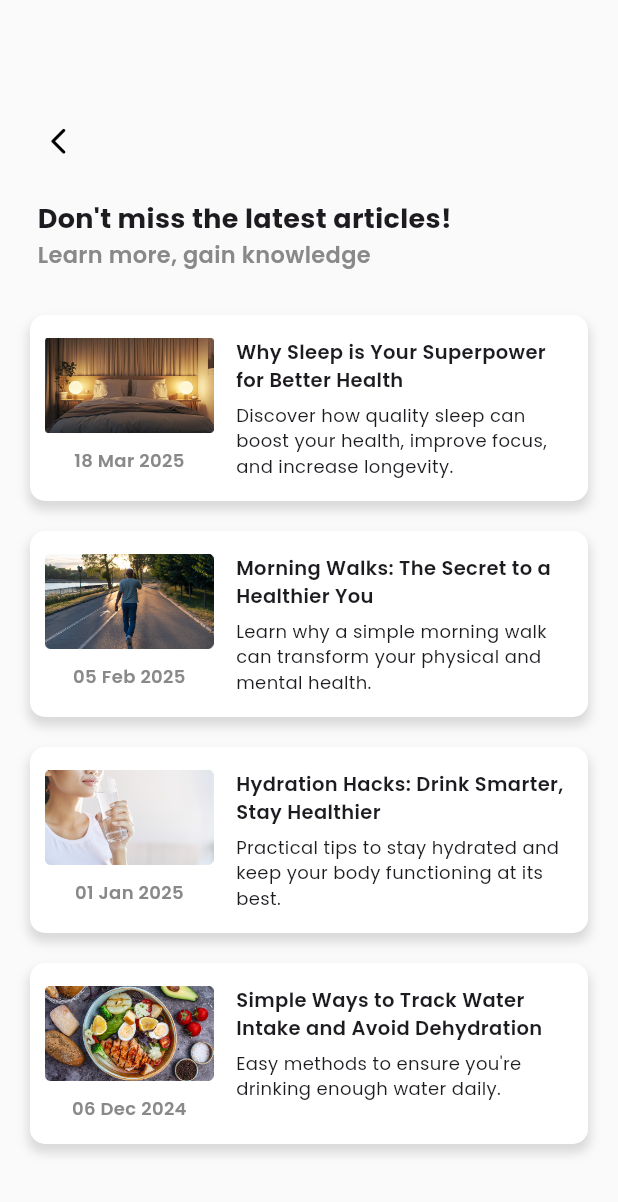
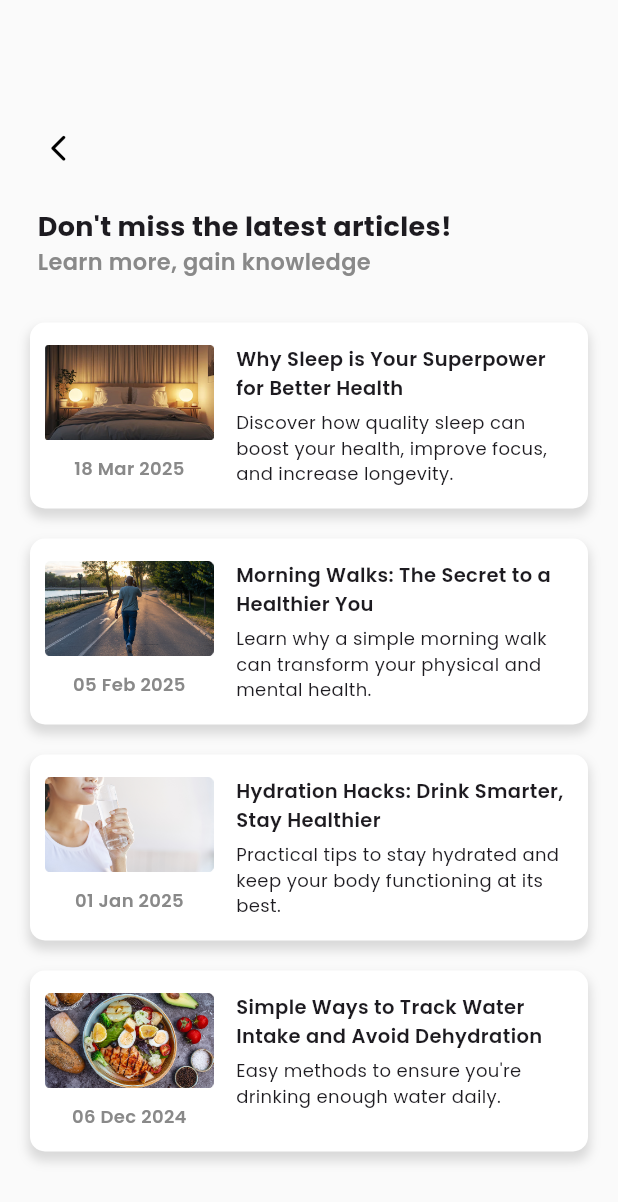
Before and after one commit to evelyn-zhan/health-mobile-app, a Flutter app: the screen it shows after launch, after a tap on "See More Articles", on a phone screen of 412 x 824 dp. Shown: the top 1202 px of the screen. Run offline on Flutter 3.47's test engine with Material 3 defaults, Android fonts, the phone set to English and light mode, and no system bars; our stand-ins replace google_fonts.

Commit message:
fix padding

```diff
--- a/lib/screens/articles.dart
+++ b/lib/screens/articles.dart
@@ -33,7 +33,7 @@ class _ArticlesState extends State<Articles> {
     return Scaffold(
       backgroundColor: Color(0xFFFAFAFA),
       body: Padding(
-        padding: EdgeInsets.fromLTRB(15, 70, 15, 40),
+        padding: EdgeInsets.fromLTRB(15, 75, 15, 40),
         child: Column(
           crossAxisAlignment: CrossAxisAlignment.start,
           children: [
--- a/lib/screens/home.dart
+++ b/lib/screens/home.dart
@@ -15,7 +15,7 @@ class Home extends StatelessWidget {
       body: SingleChildScrollView(
         scrollDirection: Axis.vertical,
         child: Padding(
-          padding: EdgeInsets.fromLTRB(20, 70, 20, 40),
+          padding: EdgeInsets.fromLTRB(20, 75, 20, 40),
           child: Column(
             crossAxisAlignment: CrossAxisAlignment.start,
             children: [
@@ -162,7 +162,7 @@ class Home extends StatelessWidget {
                   ]
                 )
               ),
-              SizedBox(height: 15),
+              SizedBox(height: 10),
               Container(
                 width: double.infinity, height: 80,
                 padding: EdgeInsets.all(15),
@@ -206,7 +206,7 @@ class Home extends StatelessWidget {
                   ]
                 )
               ),
-              SizedBox(height: 15),
+              SizedBox(height: 10),
               SingleChildScrollView(
                 scrollDirection: Axis.horizontal,
                 clipBehavior: Clip.none,
```
